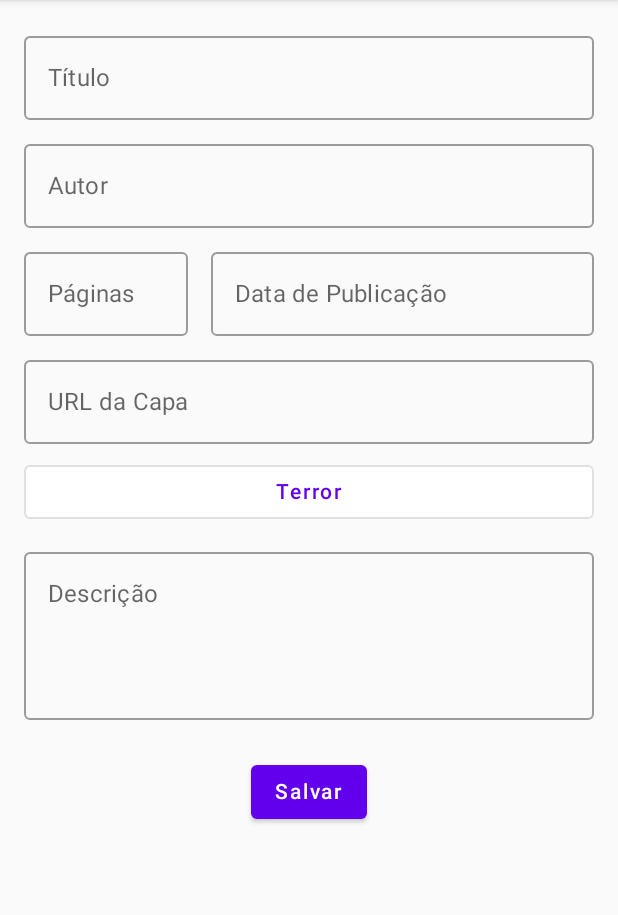
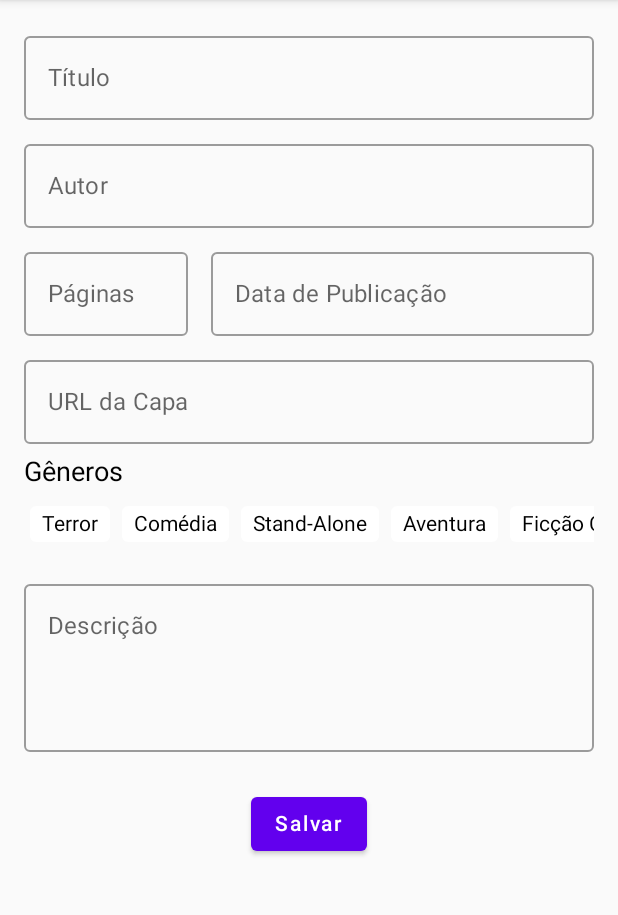
Before and after one commit to jandersonsiqueira/read-sync-mobile, an Android app built with Jetpack Compose: the TelaPrincipalAdmin screen opened directly, with no data from a screen before it, after a tap on "Adicionar Livro", on a phone screen of 412 x 824 dp, the part 84-999 px from its top. Run offline under Robolectric (Android 15) with nearby library versions, the phone set to English and light mode, and no system bars.

Commit message:
Melhorias em tela
Carrossel nos livros (linear row)
Tags nos gêneros (pelo menos 6)

```diff
--- a/androidApp/src/main/java/com/example/readsync2/android/admin/LivroFormActivity.kt
+++ b/androidApp/src/main/java/com/example/readsync2/android/admin/LivroFormActivity.kt
@@ -3,18 +3,20 @@ package com.example.readsync
 import android.os.Bundle
 import androidx.activity.ComponentActivity
 import androidx.activity.compose.setContent
+import androidx.compose.foundation.clickable
 import androidx.compose.foundation.layout.*
+import androidx.compose.foundation.lazy.LazyRow
+import androidx.compose.foundation.lazy.items
 import androidx.compose.foundation.text.KeyboardOptions
 import androidx.compose.material.*
 import androidx.compose.runtime.*
+import androidx.compose.ui.Alignment
 import androidx.compose.ui.Modifier
 import androidx.compose.ui.text.input.KeyboardType
 import androidx.compose.ui.tooling.preview.Preview
 import androidx.compose.ui.unit.dp
 import androidx.compose.ui.unit.sp
 import androidx.compose.ui.text.input.TextFieldValue
-import java.text.SimpleDateFormat
-import java.util.*
 
 class LivroFormActivity : ComponentActivity() {
     override fun onCreate(savedInstanceState: Bundle?) {
@@ -35,10 +37,10 @@ fun LivroFormScreen(isEditMode: Boolean) {
     var paginas by remember { mutableStateOf(TextFieldValue("")) }
     var dataPublicacao by remember { mutableStateOf(TextFieldValue("")) }
     var urlCapa by remember { mutableStateOf(TextFieldValue("")) }
-    var genero by remember { mutableStateOf("Terror") }
     var descricao by remember { mutableStateOf(TextFieldValue("")) }
 
-    val generoOptions = listOf("Terror", "Comédia", "Stand-Alone")
+    val generoOptions = listOf("Terror", "Comédia", "Stand-Alone", "Aventura", "Ficção Científica", "Romance")
+    var selectedGenero by remember { mutableStateOf<String?>(null) }
 
     Column(
         modifier = Modifier
@@ -97,12 +99,22 @@ fun LivroFormScreen(isEditMode: Boolean) {
 
         Spacer(modifier = Modifier.height(8.dp))
 
-        // Gênero
-        DropdownMenu(
-            options = generoOptions,
-            selectedOption = genero,
-            onOptionSelected = { genero = it }
-        )
+        // Exibir Chips de Gêneros
+        Text(text = "Gêneros", fontSize = 18.sp)
+        LazyRow(
+            modifier = Modifier.padding(vertical = 8.dp)
+        ) {
+            items(generoOptions) { genero ->
+                Chip(
+                    selected = selectedGenero == genero,
+                    onClick = {
+                        selectedGenero = if (selectedGenero == genero) null else genero
+                    }
+                ) {
+                    Text(text = genero)
+                }
+            }
+        }
 
         Spacer(modifier = Modifier.height(8.dp))
 
@@ -137,30 +149,19 @@ fun LivroFormScreen(isEditMode: Boolean) {
 }
 
 @Composable
-fun DropdownMenu(
-    options: List<String>,
-    selectedOption: String,
-    onOptionSelected: (String) -> Unit
-) {
-    var expanded by remember { mutableStateOf(false) }
-
-    Box {
-        OutlinedButton(onClick = { expanded = !expanded }, modifier = Modifier.fillMaxWidth()) {
-            Text(text = selectedOption)
-        }
-
-        DropdownMenu(
-            expanded = expanded,
-            onDismissRequest = { expanded = false }
+fun Chip(selected: Boolean, onClick: () -> Unit, content: @Composable () -> Unit) {
+    Surface(
+        shape = MaterialTheme.shapes.small,
+        color = if (selected) MaterialTheme.colors.primary else MaterialTheme.colors.surface,
+        modifier = Modifier
+            .padding(4.dp)
+            .clickable(onClick = onClick)
+    ) {
+        Box(
+            contentAlignment = Alignment.Center,
+            modifier = Modifier.padding(horizontal = 8.dp, vertical = 4.dp)
         ) {
-            options.forEach { option ->
-                DropdownMenuItem(onClick = {
-                    onOptionSelected(option)
-                    expanded = false
-                }) {
-                    Text(text = option)
-                }
-            }
+            content()
         }
     }
 }
--- a/androidApp/src/main/java/com/example/readsync2/android/admin/TelaPrincipalAdmin.kt
+++ b/androidApp/src/main/java/com/example/readsync2/android/admin/TelaPrincipalAdmin.kt
@@ -8,6 +8,7 @@ import androidx.compose.foundation.Image
 import androidx.compose.foundation.clickable
 import androidx.compose.foundation.layout.*
 import androidx.compose.foundation.lazy.LazyColumn
+import androidx.compose.foundation.lazy.LazyRow
 import androidx.compose.foundation.lazy.items
 import androidx.compose.material.*
 import androidx.compose.runtime.*
@@ -42,7 +43,10 @@ fun AdminHomeScreen(context: TelaPrincipalAdmin) {
                 Livro2("Livro de Comédia", "Autor 2")
             ),
             "Stand-Alone" to listOf(
-                Livro2("Livro Stand-Alone", "Autor 3")
+                Livro2("Livro Stand-Alone", "Autor 3"),
+                Livro2("Livro Stand-Alone 2", "Autor 3"),
+                Livro2("Livro Stand-Alone 3", "Autor 3"),
+                Livro2("Livro Stand-Alone 4", "Autor 3")
             )
         )
     }
@@ -90,9 +94,17 @@ fun AdminHomeScreen(context: TelaPrincipalAdmin) {
                         fontWeight = FontWeight.Bold,
                         modifier = Modifier.padding(vertical = 8.dp)
                     )
-                }
+
+                    LazyRow(
+                        modifier = Modifier.fillMaxWidth(),
+                        horizontalArrangement = Arrangement.spacedBy(8.dp)
+                    ) {
                         items(livros) { livro ->
                             LivroCardAdmin(livro = livro, context = context)
+                        }
+                    }
+
+                    Spacer(modifier = Modifier.height(16.dp))
                 }
             }
         }
@@ -103,26 +115,27 @@ fun AdminHomeScreen(context: TelaPrincipalAdmin) {
 fun LivroCardAdmin(livro: Livro2, context: TelaPrincipalAdmin) {
     Card(
         modifier = Modifier
-            .fillMaxWidth()
-            .padding(vertical = 4.dp),
-        elevation = 2.dp
+            .width(200.dp)
+            .height(300.dp)
+            .padding(8.dp),
+        elevation = 4.dp
     ) {
-        Row(
+        Column(
             modifier = Modifier
-                .fillMaxWidth()
                 .padding(16.dp),
-            verticalAlignment = Alignment.CenterVertically
+            horizontalAlignment = Alignment.CenterHorizontally
         ) {
             Image(
                 painter = painterResource(id = R.drawable.ic_book),
                 contentDescription = "Capa do livro",
-                modifier = Modifier.size(64.dp)
+                modifier = Modifier
+                    .size(100.dp)
+                    .padding(bottom = 8.dp)
             )
 
-            Spacer(modifier = Modifier.width(16.dp))
-
             Column(
-                modifier = Modifier.weight(1f)
+                modifier = Modifier.padding(horizontal = 8.dp),
+                horizontalAlignment = Alignment.CenterHorizontally
             ) {
                 Text(
                     text = livro.titulo,
@@ -135,8 +148,12 @@ fun LivroCardAdmin(livro: Livro2, context: TelaPrincipalAdmin) {
                 )
             }
 
-            Spacer(modifier = Modifier.width(16.dp))
+            Spacer(modifier = Modifier.weight(1f))
 
+            Row(
+                modifier = Modifier.fillMaxWidth(),
+                horizontalArrangement = Arrangement.SpaceAround
+            ) {
                 IconButton(onClick = {
                     val intent = Intent(context, LivroFormActivity::class.java).apply {
                         putExtra("isEditMode", true)
@@ -160,6 +177,7 @@ fun LivroCardAdmin(livro: Livro2, context: TelaPrincipalAdmin) {
             }
         }
     }
+}
 
 data class Livro2(val titulo: String, val autor: String)
 
```
Also changed, not shown: androidApp/src/main/java/com/example/readsync2/android/leitor/TelaPrincipalLeitor.kt (+31 -16 lines). Lines whose indentation alone changed are shown as unchanged.
